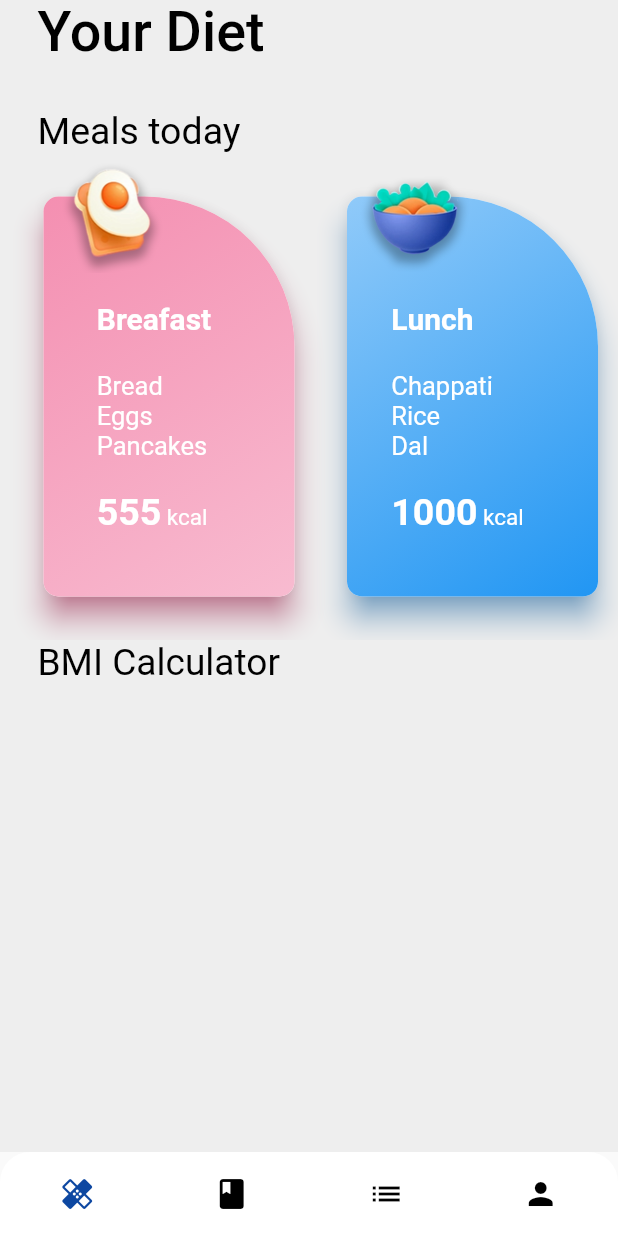
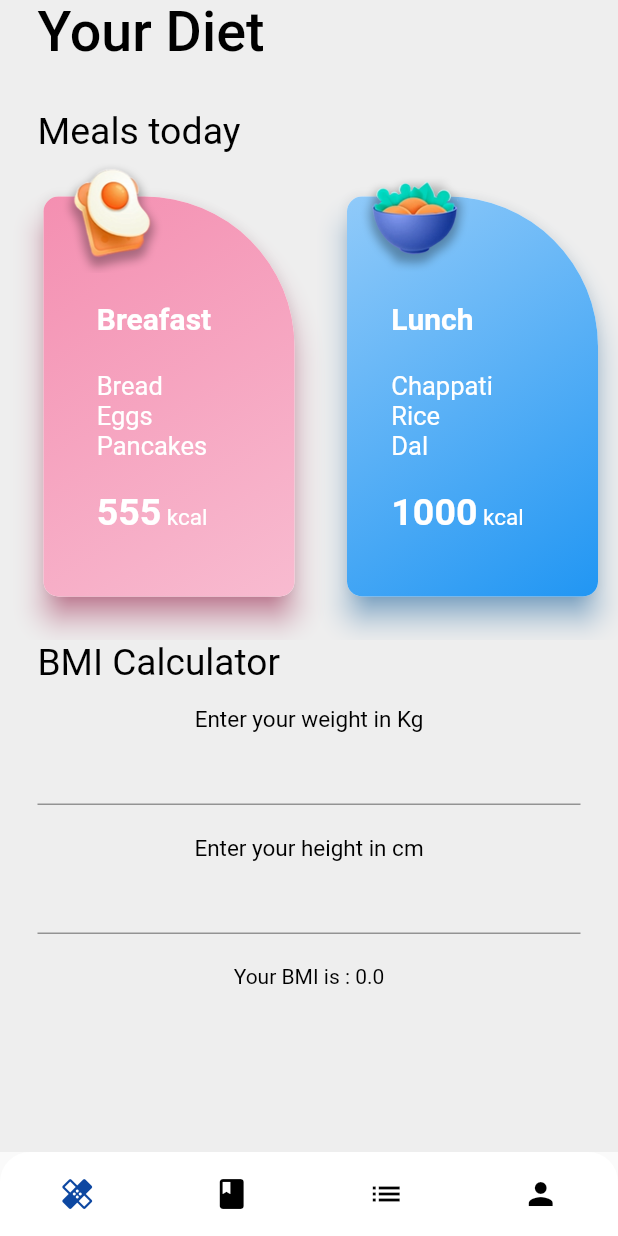
Before and after one commit to shresthkapoor7/Digibook, a Flutter app: the screen it shows after launch, on a phone screen of 412 x 824 dp. Run offline on Flutter 3.47's test engine with Material 2 defaults, Android fonts, the phone set to English and light mode, and no system bars; drawn by our look-alikes of animated_bottom_navigation_bar; our stand-ins replace device_preview, page_transition, rounded_loading_button, shared_preferences; missing offline and left inert: passcode_screen.

Commit message:
Update Homepage.dart

```diff
--- a/lib/Homepage.dart
+++ b/lib/Homepage.dart
@@ -4,6 +4,8 @@ class HomePage extends StatefulWidget {
   @override
   _HomePageState createState() => _HomePageState();
 }
+int heightinM=0,weight=0;
+double BMI=0;
 
 List months = [
   'Jan',
@@ -56,7 +58,8 @@ class _HomePageState extends State<HomePage> {
     return SafeArea(
       child: Scaffold(
           backgroundColor: Colors.grey[200],
-          body: Container(
+          body: SingleChildScrollView(
+                      child: Container(
                 child: Column(
               crossAxisAlignment: CrossAxisAlignment.start,
               children: [
@@ -191,12 +194,44 @@ class _HomePageState extends State<HomePage> {
                 ),
                 Padding(
                   padding: EdgeInsets.only(left: 25, right: 25),
-                child: Row(
-                  children: [],
+                  child: Column(
+                    children: [
+                      SizedBox(height: 15),
+                      Text('Enter your weight in Kg',style: TextStyle(fontSize: 15),),
+                      TextField(
+                        onChanged: (
+                          value
+                        ){
+                          setState(() {
+                            weight = int.parse(value);
+                            BMI = ((weight/(heightinM*heightinM))*10000);
+                            BMI = num.parse(BMI.toStringAsFixed(2));
+                          });
+                        },
+                        keyboardType: TextInputType.number,
+                      ),
+                      SizedBox(height: 20),
+                      Text('Enter your height in cm',style: TextStyle(fontSize: 15),),
+                      TextField(
+                        onChanged: (
+                          value
+                        ){
+                          setState(() {
+                            heightinM = int.parse(value);
+                            BMI = ((weight/(heightinM*heightinM))*10000);
+                            BMI = num.parse(BMI.toStringAsFixed(2));
+                          });
+                        },
+                        keyboardType: TextInputType.number,
+                      ),
+                      SizedBox(height: 20),
+                      Text('Your BMI is : ' + BMI.toString()),
+                    ],
                   ),
                 )
               ],
-          ))),
+            )),
+          )),
     );
   }
 }
```
Lines whose indentation alone changed are shown as unchanged.
